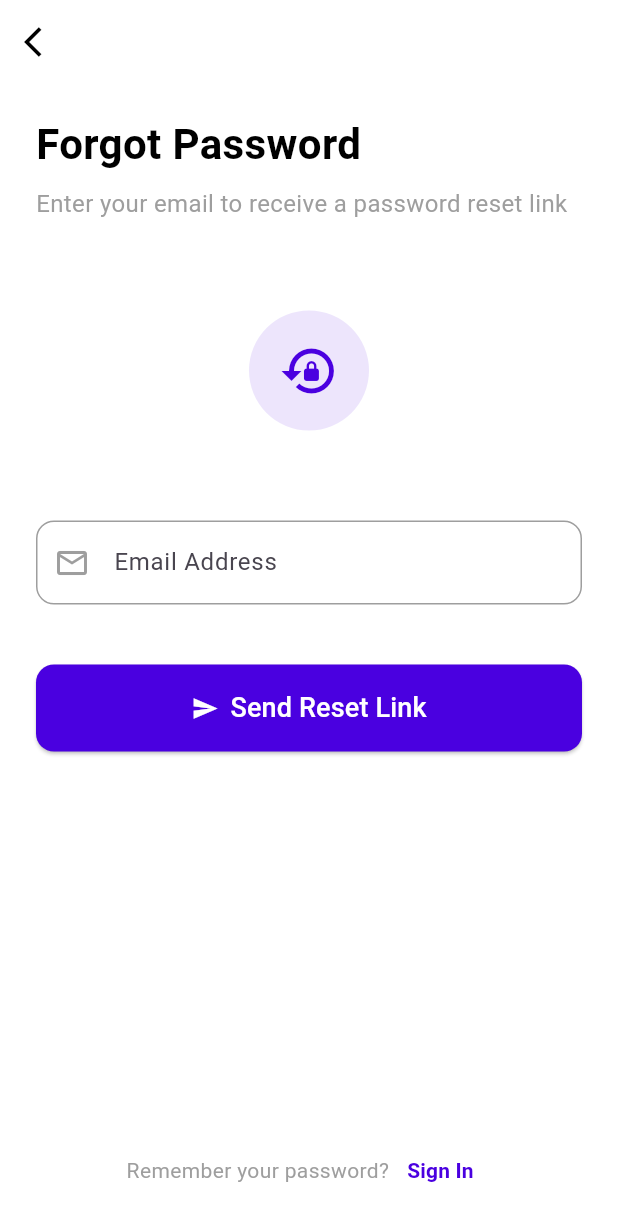
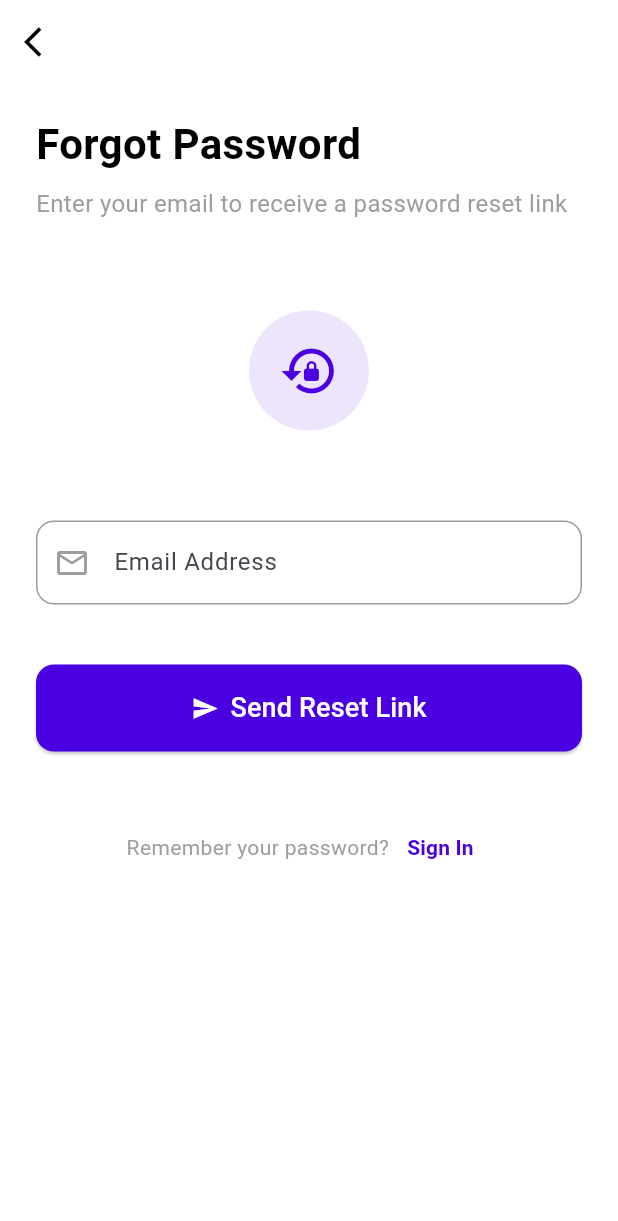
Before and after one commit to Tushar-Ravaliya/Buzzify, a Flutter app: the screen it shows after launch, after a tap on "Forgot Password?", on a phone screen of 412 x 824 dp. Shown: the top 1221 px of the screen. Run offline on Flutter 3.47's test engine with Material 3 defaults, Android fonts, the phone set to English and light mode, and no system bars; our stand-ins replace image_picker.

Commit message:
Refactor authentication screens

```diff
--- a/lib/features/auth/forgot_password_screen.dart
+++ b/lib/features/auth/forgot_password_screen.dart
@@ -24,6 +24,8 @@ class ForgotPasswordScreen extends StatelessWidget {
       body: SafeArea(
         child: Padding(
           padding: const EdgeInsets.symmetric(horizontal: 24.0),
+          // 1. Wrap your Column with SingleChildScrollView
+          child: SingleChildScrollView(
             child: Column(
               crossAxisAlignment: CrossAxisAlignment.start,
               children: [
@@ -85,7 +87,13 @@ class ForgotPasswordScreen extends StatelessWidget {
                     );
                   },
                 ),
-              const Spacer(), // Pushes the next widget to the bottom
+
+                // 2. Remove the Spacer widget.
+                // const Spacer(),
+
+                // Add some space manually if needed
+                const SizedBox(height: 40),
+
                 // "Remember your password?"
                 Row(
                   mainAxisAlignment: MainAxisAlignment.center,
@@ -118,6 +126,7 @@ class ForgotPasswordScreen extends StatelessWidget {
             ),
           ),
         ),
+      ),
     );
   }
 }
--- a/lib/features/auth/signin_screen.dart
+++ b/lib/features/auth/signin_screen.dart
@@ -17,13 +17,24 @@ class LoginScreen extends StatelessWidget {
       body: SafeArea(
         child: Padding(
           padding: const EdgeInsets.symmetric(horizontal: 24.0),
+          // Wrap the Column in a SingleChildScrollView to prevent overflow
+          child: SingleChildScrollView(
+            child: Container(
+              // Ensure the content can be at least the height of the screen
+              constraints: BoxConstraints(
+                minHeight:
+                    MediaQuery.of(context).size.height -
+                    MediaQuery.of(context).padding.top -
+                    kToolbarHeight,
+              ),
               child: Column(
                 mainAxisAlignment: MainAxisAlignment.center,
                 crossAxisAlignment: CrossAxisAlignment.center,
                 children: [
                   // Chat Icon
                   const Icon(
-                Icons.chat_bubble_outline, // Replace with your actual app icon
+                    Icons
+                        .chat_bubble_outline,
                     size: 80,
                     color: AppColors.black,
                   ),
@@ -54,7 +65,10 @@ class LoginScreen extends StatelessWidget {
                     hintText: 'Password',
                     prefixIcon: AppIcons.password,
                     obscureText: true,
-                suffixIcon: Icon(AppIcons.visibility, color: AppColors.grey),
+                    suffixIcon: Icon(
+                      AppIcons.visibility,
+                      color: AppColors.grey,
+                    ),
                   ),
                   const SizedBox(height: 20),
 
@@ -85,7 +99,9 @@ class LoginScreen extends StatelessWidget {
                     onPressed: () {
                       Navigator.push(
                         context,
-                    MaterialPageRoute(builder: (context) => const MainScreen()),
+                        MaterialPageRoute(
+                          builder: (context) => const MainScreen(),
+                        ),
                       );
                     },
                   ),
@@ -97,7 +113,10 @@ class LoginScreen extends StatelessWidget {
                       Expanded(child: Divider()),
                       Padding(
                         padding: EdgeInsets.symmetric(horizontal: 8.0),
-                    child: Text('OR', style: TextStyle(color: AppColors.grey)),
+                        child: Text(
+                          'OR',
+                          style: TextStyle(color: AppColors.grey),
+                        ),
                       ),
                       Expanded(child: Divider()),
                     ],
@@ -133,6 +152,8 @@ class LoginScreen extends StatelessWidget {
               ),
             ),
           ),
+        ),
+      ),
     );
   }
 }
--- a/lib/features/chat/chat_detail_screen.dart
+++ b/lib/features/chat/chat_detail_screen.dart
@@ -29,7 +29,6 @@ class _ChatDetailScreenState extends State<ChatDetailScreen> {
     if (image != null) {
       // You can now use the image file
       print('Image picked: ${image.path}');
-      // TODO: Add logic to upload the wallpaper
     } else {
       print('No image selected.');
     }
@@ -133,7 +132,6 @@ class _ChatDetailScreenState extends State<ChatDetailScreen> {
                 ],
               ),
             ),
-            // You can add more PopupMenuItem widgets here for other options
           ],
         ),
       ],
--- a/lib/features/chat/chat_list_screen.dart
+++ b/lib/features/chat/chat_list_screen.dart
@@ -106,7 +106,6 @@ class ChatListScreen extends StatelessWidget {
       ),
       floatingActionButton: FloatingActionButton.extended(
         onPressed: () {
-          // Navigate to the Find Friends screen
           Navigator.push(
             context,
             MaterialPageRoute(builder: (context) => const FriendsListScreen()),
--- a/lib/features/friends/friend_requests_screen.dart
+++ b/lib/features/friends/friend_requests_screen.dart
@@ -21,7 +21,7 @@ class _FriendRequestsScreenState extends State<FriendRequestsScreen> {
       appBar: AppBar(
         backgroundColor: Colors.transparent,
         elevation: 0,
-        leading: const Icon(Icons.arrow_back, color: AppColors.black),
+        // leading: const Icon(Icons.arrow_back, color: AppColors.black),
         title: const Text(
           'Friend Requests',
           style: TextStyle(color: AppColors.black),
@@ -96,7 +96,7 @@ class _FriendRequestsScreenState extends State<FriendRequestsScreen> {
             )
           : TextButton.icon(
               onPressed: onTap,
-              icon: const Icon(Icons.send_outlined, color: AppColors.grey),
+              icon: Icon(icon, color: AppColors.grey),
               label: Text(title, style: const TextStyle(color: AppColors.grey)),
               style: TextButton.styleFrom(
                 padding: const EdgeInsets.symmetric(vertical: 12),
```
Also changed, not shown: lib/features/profile/profile_screen.dart (+10 -2 lines), pubspec.yaml (+0 -42 lines), 5 other files. Lines whose indentation alone changed are shown as unchanged.
